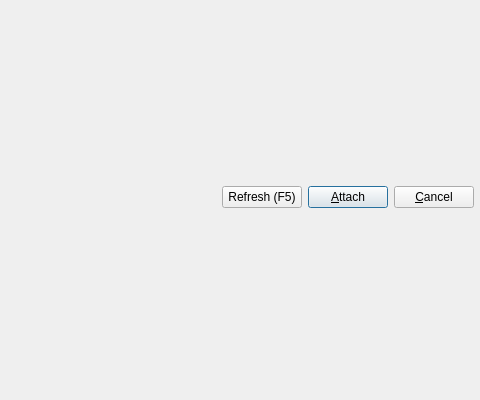
First picture: the form in src/gui/Src/Gui/AttachDialog.ui, repository x64dbg/x64dbg, before the edit; both pictures show x 320 to 800 and y 0 to 400 of the 800 by 400 pixel window.
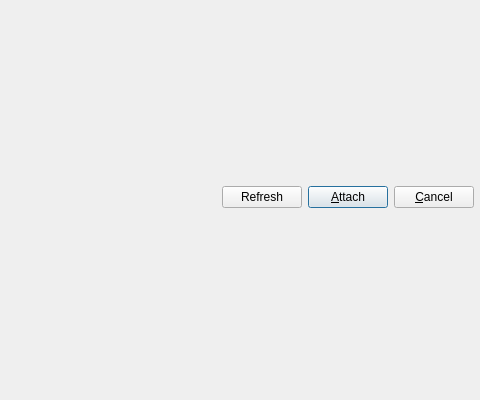
Second picture: the form after the edit. Icons and pictures are not drawn.

Commit message: GUI: AttachDialog + HandlesView ActionRefresh Configuration

The edit to the form file:
```diff
--- a/src/gui/Src/Gui/AttachDialog.ui
+++ b/src/gui/Src/Gui/AttachDialog.ui
@@ -80,7 +80,7 @@
           </sizepolicy>
          </property>
          <property name="text">
-          <string>Refresh (F5)</string>
+          <string>Refresh</string>
          </property>
          <property name="autoDefault">
           <bool>false</bool>
```
The commit also changes 5 other files.
